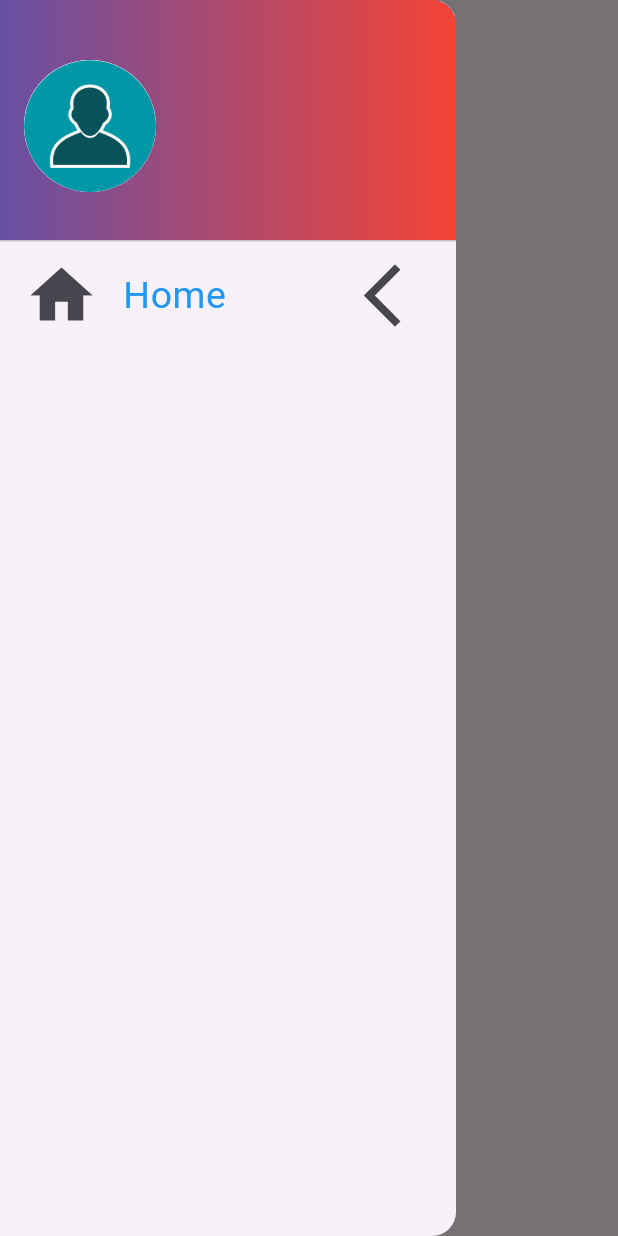
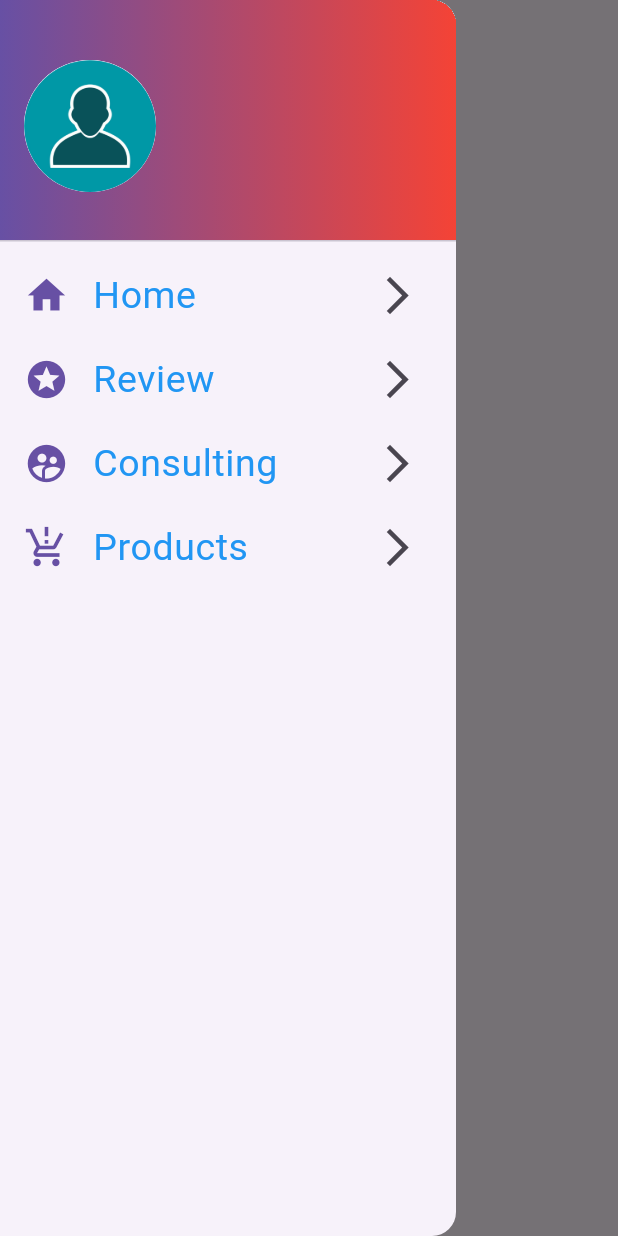
Before and after one commit to othmanetozy/WebRtc-Mobile, a Flutter app: the screen it shows after launch, with the side drawer open, on a phone screen of 412 x 824 dp. Run offline on Flutter 3.47's test engine with Material 3 defaults, Android fonts, the light colour scheme and no system bars; Roboto replaces fonts that are missing (Rubik-Italic).

Commit message:
adding anather listtitle

```diff
--- a/lib/main.dart
+++ b/lib/main.dart
@@ -14,14 +14,14 @@ class testApp extends StatelessWidget {
   Widget build(BuildContext context) {
     return MaterialApp(
       theme: ThemeData(primarySwatch: Colors.deepPurple,
-        textTheme:TextTheme(
+        textTheme:const TextTheme(
           bodyMedium: TextStyle(fontSize: 30,color: Colors.deepPurple),
           bodyLarge: TextStyle(fontSize: 50, color: Colors.red),
-          bodySmall: TextStyle(fontSize: 25, color: Colors.blue,fontFamily:"Rubik-Italic"),
+          bodySmall: TextStyle(fontSize: 25, color: Colors.blue ),
         ),
-        iconTheme: IconThemeData(color: Colors.blueAccent,size: 50)
+        iconTheme: IconThemeData(color: Colors.blueAccent,size: 30)
       ),
-      home: const HomePage(), //ather page affichage home page default
+      home: const HomePage(), //home page default
     );
   }
 }
@@ -58,16 +58,49 @@ class HomePage extends StatelessWidget {
             ),
 
             ListTile(// list item
-              leading: Icon(Icons.home),
-              trailing: Icon(Icons.arrow_back_ios_new),
+              leading: Icon(
+                  Icons.home, color: Theme.of(context).primaryColor,),
+              trailing: Icon(Icons.arrow_forward_ios_sharp),
               onTap: (){},   // click
               title: Text(
                 "Home",
                 style: Theme.of(context).textTheme.bodySmall?.copyWith(
-                  fontFamily: "Rubik-Italic",
-                ),
+                  fontFamily: "Rubik-Italic",),
               ),
-            )
+            ),
+            ListTile(// list item
+              leading: Icon(
+                Icons.stars, color: Theme.of(context).primaryColor,),
+              trailing: Icon(Icons.arrow_forward_ios_sharp),
+              onTap: (){},   // click
+              title: Text(
+                "Review",
+                style: Theme.of(context).textTheme.bodySmall?.copyWith(
+                  fontFamily: "Rubik-Italic",),
+              ),
+            ),
+            ListTile(// list item
+              leading: Icon(
+                Icons.supervised_user_circle, color: Theme.of(context).primaryColor,),
+              trailing: Icon(Icons.arrow_forward_ios_sharp),
+              onTap: (){},   // click
+              title: Text(
+                "Consulting",
+                style: Theme.of(context).textTheme.bodySmall?.copyWith(
+                  fontFamily: "Rubik-Italic",),
+              ),
+            ),
+            ListTile(// list item
+              leading: Icon(
+                Icons.production_quantity_limits, color: Theme.of(context).primaryColor,),
+              trailing: Icon(Icons.arrow_forward_ios_sharp),
+              onTap: (){},   // click
+              title: Text(
+                "Products",
+                style: Theme.of(context).textTheme.bodySmall?.copyWith(
+                  fontFamily: "Rubik-Italic",),
+              ),
+            ),
           ],
         ),
       ),
```
